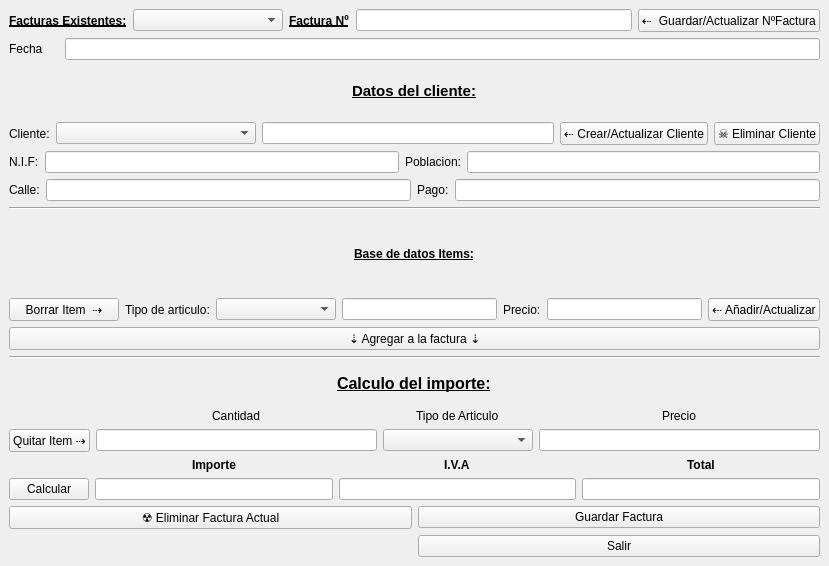
Qt form interfaz_v005.ui (damasko/facturador_git) before a commit.
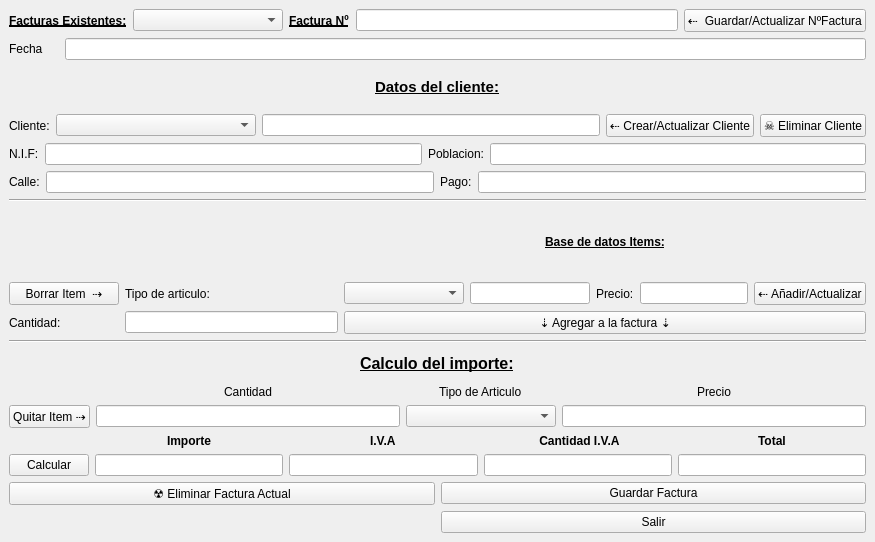
The same form after that commit.

```diff
--- a/interfaz_v005.ui
+++ b/interfaz_v005.ui
@@ -9,8 +9,8 @@
    <rect>
     <x>0</x>
     <y>0</y>
-    <width>829</width>
-    <height>566</height>
+    <width>875</width>
+    <height>542</height>
    </rect>
   </property>
   <property name="sizePolicy">
@@ -283,28 +283,8 @@
     </item>
     <item row="4" column="0">
      <layout class="QGridLayout" name="gridLayout_4">
-      <item row="1" column="0">
+      <item row="1" column="2">
        <layout class="QHBoxLayout" name="horizontalLayout_8">
-        <item>
-         <widget class="QPushButton" name="rm_item">
-          <property name="minimumSize">
-           <size>
-            <width>110</width>
-            <height>0</height>
-           </size>
-          </property>
-          <property name="text">
-           <string>Borrar Item  ⇢</string>
-          </property>
-         </widget>
-        </item>
-        <item>
-         <widget class="QLabel" name="nal">
-          <property name="text">
-           <string>Tipo de articulo:</string>
-          </property>
-         </widget>
-        </item>
         <item>
          <widget class="QComboBox" name="boxitems">
           <property name="minimumSize">
@@ -351,7 +331,7 @@
         </item>
        </layout>
       </item>
-      <item row="2" column="0">
+      <item row="2" column="2">
        <layout class="QGridLayout" name="gridLayout_6">
         <item row="0" column="1">
          <widget class="QPushButton" name="agregait">
@@ -368,7 +348,14 @@
         </item>
        </layout>
       </item>
-      <item row="0" column="0" alignment="Qt::AlignHCenter">
+      <item row="1" column="1">
+       <widget class="QLabel" name="nal">
+        <property name="text">
+         <string>Tipo de articulo:</string>
+        </property>
+       </widget>
+      </item>
+      <item row="0" column="2" alignment="Qt::AlignHCenter">
        <widget class="QLabel" name="label_4">
         <property name="font">
          <font>
@@ -385,6 +372,39 @@
         </property>
        </widget>
       </item>
+      <item row="2" column="1">
+       <widget class="QLineEdit" name="cantidad">
+        <property name="minimumSize">
+         <size>
+          <width>100</width>
+          <height>0</height>
+         </size>
+        </property>
+        <property name="readOnly">
+         <bool>false</bool>
+        </property>
+       </widget>
+      </item>
+      <item row="1" column="0">
+       <widget class="QPushButton" name="rm_item">
+        <property name="minimumSize">
+         <size>
+          <width>110</width>
+          <height>0</height>
+         </size>
+        </property>
+        <property name="text">
+         <string>Borrar Item  ⇢</string>
+        </property>
+       </widget>
+      </item>
+      <item row="2" column="0">
+       <widget class="QLabel" name="label">
+        <property name="text">
+         <string>Cantidad:</string>
+        </property>
+       </widget>
+      </item>
      </layout>
     </item>
     <item row="5" column="0">
@@ -406,7 +426,11 @@
          </widget>
         </item>
         <item row="1" column="1">
-         <widget class="QLineEdit" name="cantidad"/>
+         <widget class="QLineEdit" name="cantidad_ro">
+          <property name="readOnly">
+           <bool>true</bool>
+          </property>
+         </widget>
         </item>
         <item row="0" column="1" alignment="Qt::AlignHCenter">
          <widget class="QLabel" name="cantidadl_2">
@@ -507,7 +531,7 @@
           </property>
          </widget>
         </item>
-        <item row="0" column="3" alignment="Qt::AlignHCenter">
+        <item row="0" column="4" alignment="Qt::AlignHCenter">
          <widget class="QLabel" name="label_7">
           <property name="font">
            <font>
@@ -526,13 +550,29 @@
         <item row="1" column="2">
          <widget class="QLineEdit" name="iva"/>
         </item>
-        <item row="1" column="3">
+        <item row="1" column="4">
          <widget class="QLineEdit" name="total">
           <property name="readOnly">
            <bool>true</bool>
           </property>
          </widget>
         </item>
+        <item row="1" column="3">
+         <widget class="QLineEdit" name="iva_a"/>
+        </item>
+        <item row="0" column="3" alignment="Qt::AlignHCenter">
+         <widget class="QLabel" name="iva_por">
+          <property name="font">
+           <font>
+            <weight>75</weight>
+            <bold>true</bold>
+           </font>
+          </property>
+          <property name="text">
+           <string> Cantidad I.V.A</string>
+          </property>
+         </widget>
+        </item>
        </layout>
       </item>
       <item row="0" column="0" alignment="Qt::AlignHCenter|Qt::AlignVCenter">
```
Left out of the diff: 6 changed lines with no effect on the pictures.
